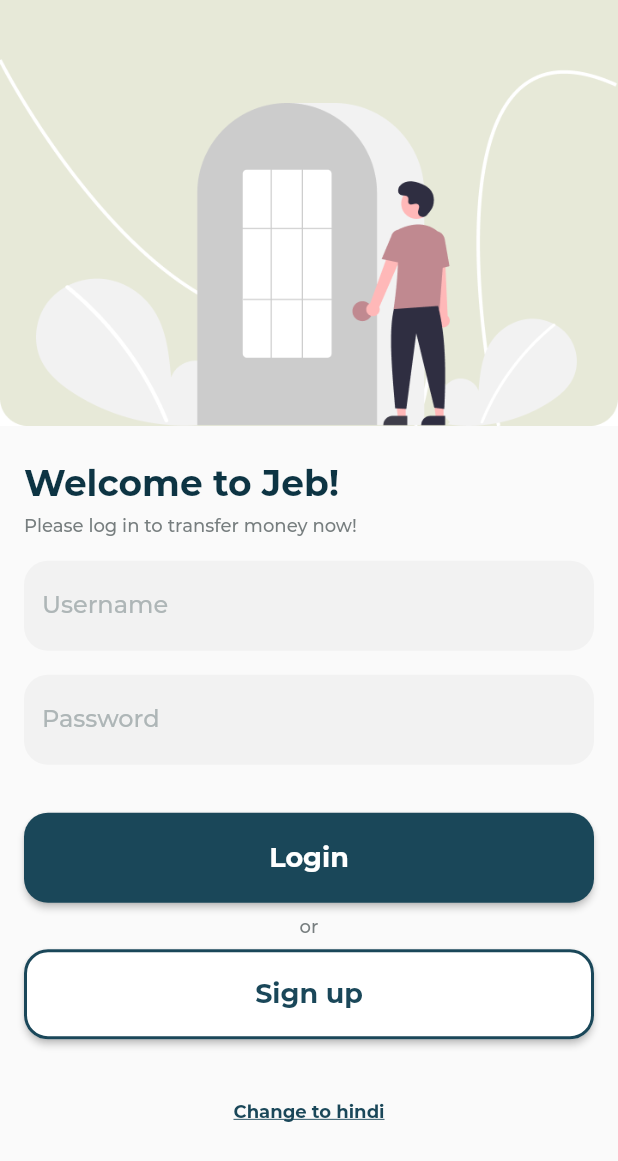
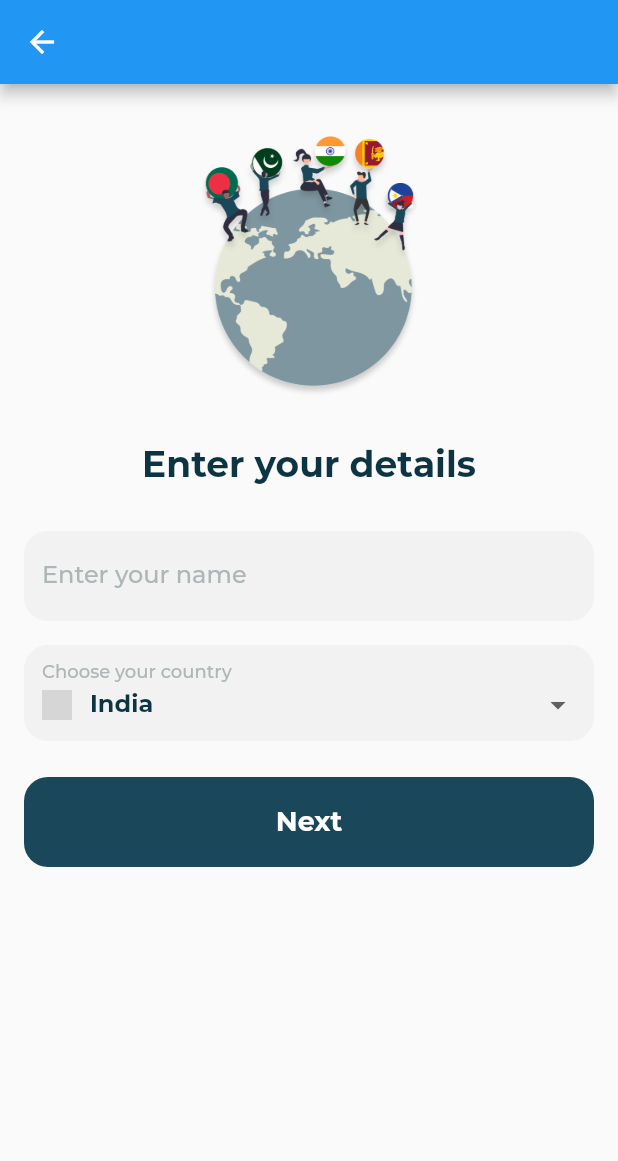
Before and after one commit to DincaAndrei2410/Jeb, a Flutter app: the screen it shows after launch, after a tap on "Login", on a phone screen of 412 x 824 dp. Shown: the top 1161 px of the screen. Run offline on Flutter 3.47's test engine with Material 2 defaults, Android fonts, the phone set to English and light mode, and no system bars; grey boxes are pictures that could not be loaded.

Commit message:
Implemented signup details page

```diff
--- /dev/null
+++ b/lib/components/countries_dropdown_input_field.dart
@@ -0,0 +1,84 @@
+import 'package:flutter/material.dart';
+import 'package:jaib/models/Country.dart';
+
+import '../style.dart';
+
+class CountriesDropDownInpuField extends StatefulWidget {
+  String hint;
+  CountriesDropDownInpuField(this.hint, {Key? key}) : super(key: key);
+
+  @override
+  _CountriesDropDownInpuFieldState createState() =>
+      _CountriesDropDownInpuFieldState();
+}
+
+class _CountriesDropDownInpuFieldState
+    extends State<CountriesDropDownInpuField> {
+  static List<Country> _dropdownItems = [];
+  Country? _dropDownValue;
+
+  @override
+  void initState() {
+    _dropdownItems.clear();
+    _dropdownItems.add(Country("India", "India.png"));
+    _dropdownItems.add(Country("Pakistan", "Pakistan.png"));
+    _dropdownItems.add(Country("Bangladesh", "Bangladesh.png"));
+    _dropdownItems.add(Country("Nepal", "Nepal.png"));
+    _dropdownItems.add(Country("Sri Lanka", "SriLanka.png"));
+    _dropdownItems.add(Country("Philippines", "Philippines.png"));
+    _dropDownValue = _dropdownItems[0];
+  }
+
+  @override
+  Widget build(BuildContext context) {
+    return FormField(
+      builder: (FormFieldState state) {
+        return DropdownButtonHideUnderline(
+          child: Column(
+            crossAxisAlignment: CrossAxisAlignment.stretch,
+            children: [
+              InputDecorator(
+                decoration: InputDecoration(
+                  fillColor: FieldBackgroundColor,
+                  hoverColor: FieldBackgroundColor,
+                  filled: true,
+                  labelText: widget.hint,
+                  labelStyle: InputHintStyle,
+                  enabledBorder: const UnderlineInputBorder(
+                      borderSide: BorderSide.none,
+                      borderRadius: BorderRadius.all(Radius.circular(16))),
+                ),
+                child: DropdownButton<Country>(
+                  dropdownColor: FieldBackgroundColor,
+                  value: _dropDownValue,
+                  isDense: true,
+                  onChanged: (Country? newValue) {
+                    setState(() {
+                      _dropDownValue = newValue;
+                    });
+                  },
+                  items: _dropdownItems.map((Country value) {
+                    return DropdownMenuItem<Country>(
+                        value: value,
+                        child: Row(children: [
+                          Image.asset(
+                            "assets/images/flags/${value.flag}",
+                            width: 20,
+                            height: 20,
+                          ),
+                          const SizedBox(width: 12),
+                          Text(
+                            value.name,
+                            style: InputFieldTextStyle,
+                          )
+                        ]));
+                  }).toList(),
+                ),
+              ),
+            ],
+          ),
+        );
+      },
+    );
+  }
+}
--- a/lib/components/rounded_button.dart
+++ b/lib/components/rounded_button.dart
@@ -7,10 +7,11 @@ class RoundedButton extends StatelessWidget {
   Color borderColor;
   String buttonText;
   Color textColor;
+  VoidCallback? onPressed;
 
   RoundedButton(
       this.buttonText, this.backgroundColor, this.borderColor, this.textColor,
-      {Key? key})
+      {this.onPressed, Key? key})
       : super(key: key);
 
   @override
@@ -20,7 +21,7 @@ class RoundedButton extends StatelessWidget {
       height: 60,
       width: size.width,
       child: ElevatedButton(
-        onPressed: () {},
+        onPressed: onPressed,
         child: Text(buttonText,
             style: TextStyle(
                 fontFamily: FontNameDefault,
--- /dev/null
+++ b/lib/models/Country.dart
@@ -0,0 +1,6 @@
+class Country {
+  String name;
+  String flag;
+
+  Country(this.name, this.flag);
+}
--- a/lib/screens/login.dart
+++ b/lib/screens/login.dart
@@ -2,6 +2,7 @@ import 'package:flutter/material.dart';
 import 'package:jaib/components/rounded_button.dart';
 import 'package:jaib/components/rounded_input_field.dart';
 import 'package:jaib/components/underlined_text_button.dart';
+import 'package:jaib/screens/signup/enter_details.dart';
 import 'package:jaib/style.dart';
 
 class LoginPage extends StatelessWidget {
@@ -41,13 +42,15 @@ class LoginPage extends StatelessWidget {
                   Column(
                     crossAxisAlignment: CrossAxisAlignment.center,
                     children: [
-                      RoundedButton("Login", GreenColor, Colors.transparent,
-                          Colors.white),
+                      RoundedButton(
+                          "Login", GreenColor, Colors.transparent, Colors.white,
+                          onPressed: () => NavigateToSignup(context)),
                       const SizedBox(height: 8),
                       const Text("or", style: SubtitleTextStyle),
                       const SizedBox(height: 8),
                       RoundedButton(
-                          "Sign up", Colors.white, GreenColor, GreenColor),
+                          "Sign up", Colors.white, GreenColor, GreenColor,
+                          onPressed: () => NavigateToSignup(context)),
                       const SizedBox(height: 24),
                       UnderlinedTextButton("Change to hindi", GreenColor)
                     ],
@@ -60,4 +63,9 @@ class LoginPage extends StatelessWidget {
       ),
     ));
   }
+
+  void NavigateToSignup(BuildContext context) {
+    Navigator.push(
+        context, MaterialPageRoute(builder: (context) => EnterDetailsPage()));
+  }
 }
--- /dev/null
+++ b/lib/screens/signup/enter_details.dart
@@ -0,0 +1,40 @@
+import 'package:flutter/material.dart';
+import 'package:jaib/components/countries_dropdown_input_field.dart';
+import 'package:jaib/components/rounded_button.dart';
+import 'package:jaib/components/rounded_input_field.dart';
+import 'package:jaib/style.dart';
+
+class EnterDetailsPage extends StatelessWidget {
+  const EnterDetailsPage({Key? key}) : super(key: key);
+
+  @override
+  Widget build(BuildContext context) {
+    return Scaffold(
+        appBar: AppBar(),
+        body: SingleChildScrollView(
+            child: Center(
+                child: Padding(
+          padding: const EdgeInsets.only(top: 32, left: 16, right: 16),
+          child: Column(children: [
+            Image.asset(
+              "assets/images/enter_details_image.png",
+              fit: BoxFit.fitHeight,
+              width: 150,
+            ),
+            const SizedBox(height: 30),
+            const Text("Enter your details", style: HeadlineTextStyle),
+            const SizedBox(height: 30),
+            RoundedInputField("Enter your name"),
+            const SizedBox(height: 16),
+            CountriesDropDownInpuField("Choose your country"),
+            const SizedBox(height: 24),
+            RoundedButton(
+              "Next",
+              GreenColor,
+              Colors.transparent,
+              Colors.white,
+            ),
+          ]),
+        ))));
+  }
+}
```
Also changed, not shown: pubspec.yaml (+8 -0 lines), assets/images/enter_details_image.png (added), assets/images/flags/Bangladesh.png (added), assets/images/flags/India.png (added), assets/images/flags/Nepal.png (added), assets/images/flags/Pakistan.png (added), assets/images/flags/Philippines.png (added), assets/images/flags/SriLanka.png (added).
